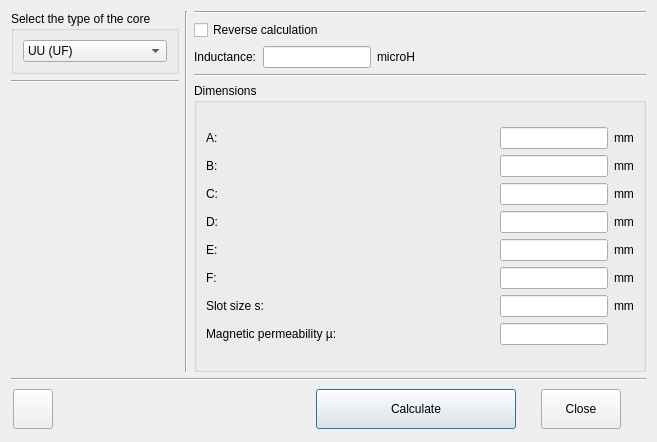
Old version of the form ucore.ui in the repository radioacoustick/Coil64.
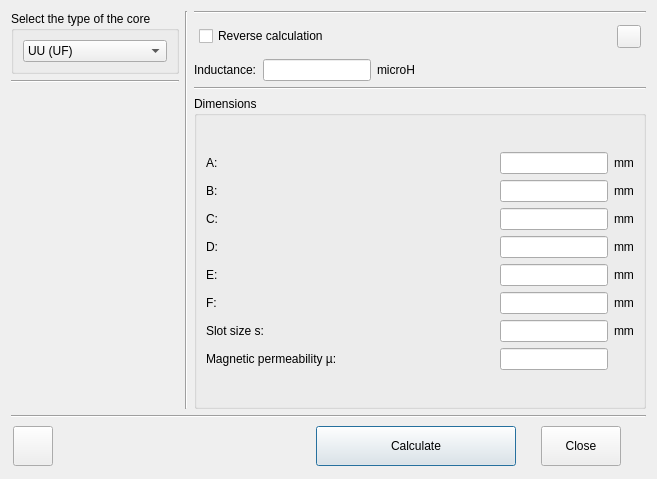
New version of the form. Icons and pictures are not drawn.

The edit to the form file:
```diff
--- a/ucore.ui
+++ b/ucore.ui
@@ -10,7 +10,7 @@
     <x>0</x>
     <y>0</y>
     <width>657</width>
-    <height>442</height>
+    <height>479</height>
    </rect>
   </property>
   <property name="windowTitle">
@@ -122,11 +122,44 @@
         </widget>
        </item>
        <item>
-        <widget class="QCheckBox" name="checkBox_isReverce">
-         <property name="text">
-          <string>Reverse calculation</string>
+        <layout class="QGridLayout" name="gridLayout_3">
+         <property name="leftMargin">
+          <number>5</number>
          </property>
-        </widget>
+         <property name="topMargin">
+          <number>5</number>
+         </property>
+         <property name="rightMargin">
+          <number>5</number>
+         </property>
+         <property name="bottomMargin">
+          <number>5</number>
+         </property>
+         <item row="0" column="0">
+          <widget class="QCheckBox" name="checkBox_isReverce">
+           <property name="text">
+            <string>Reverse calculation</string>
+           </property>
+          </widget>
+         </item>
+         <item row="0" column="1">
+          <widget class="QToolButton" name="toolButton_saturation">
+           <property name="toolTip">
+            <string>Saturation current</string>
+           </property>
+           <property name="text">
+            <string notr="true"/>
+           </property>
+           <property name="icon">
+            <iconset resource="res.qrc">
+             <normaloff>:/menu_ico/res/icons8-magnetic-32.png</normaloff>:/menu_ico/res/icons8-magnetic-32.png</iconset>
+           </property>
+           <property name="checkable">
+            <bool>true</bool>
+           </property>
+          </widget>
+         </item>
+        </layout>
        </item>
        <item>
         <layout class="QGridLayout" name="gridLayout">
```
Left out of the diff: 1 changed line with no effect on the pictures.
